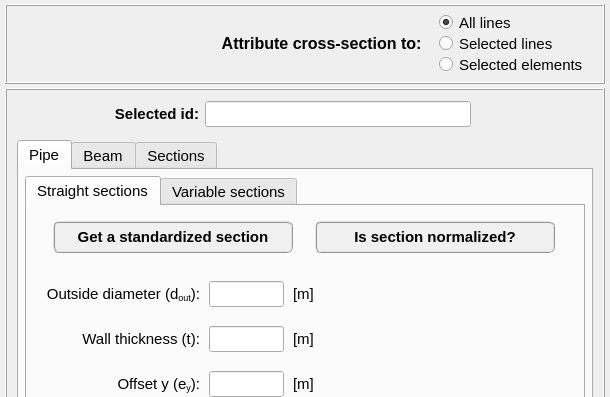
First picture: the form in data/user_input/ui/Model/Setup/Structural/cross_section_inputs.ui, repository open-pulse/OpenPulse, before the edit; both pictures show x 0 to 610 and y 0 to 397 of the 610 by 627 pixel window.
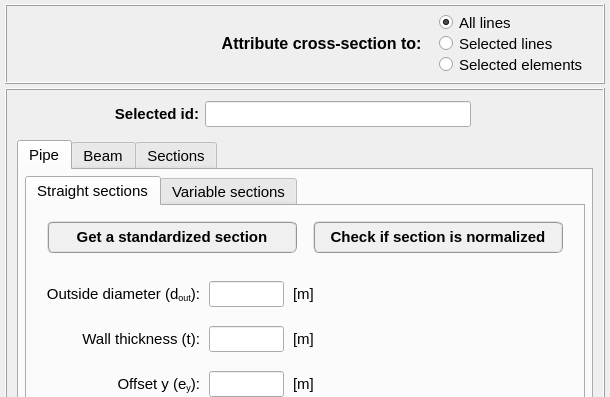
Second picture: the form after the edit. Icons and pictures are not drawn.

Commit message: Adds standard section checks

```diff
--- a/data/user_input/ui/Model/Setup/Structural/cross_section_inputs.ui
+++ b/data/user_input/ui/Model/Setup/Structural/cross_section_inputs.ui
@@ -761,13 +761,13 @@
                      <widget class="QPushButton" name="pushButton_select_standard_section">
                       <property name="minimumSize">
                        <size>
-                        <width>240</width>
+                        <width>250</width>
                         <height>32</height>
                        </size>
                       </property>
                       <property name="maximumSize">
                        <size>
-                        <width>240</width>
+                        <width>250</width>
                         <height>32</height>
                        </size>
                       </property>
@@ -794,13 +794,13 @@
                      <widget class="QPushButton" name="pushButton_check_if_section_is_normalized">
                       <property name="minimumSize">
                        <size>
-                        <width>240</width>
+                        <width>250</width>
                         <height>32</height>
                        </size>
                       </property>
                       <property name="maximumSize">
                        <size>
-                        <width>240</width>
+                        <width>250</width>
                         <height>32</height>
                        </size>
                       </property>
@@ -819,7 +819,7 @@
 QPushButton:pressed{border-radius: 6px; border-color: rgb(0, 170, 255); border-style: ridge; border-width: 3px; color: rgb(0, 0, 0); background-color: rgb(174, 213, 255); font: 75 bold 11pt &quot;MS Shell Dlg 2&quot;}</string>
                       </property>
                       <property name="text">
-                       <string>Is section normalized?</string>
+                       <string>Check if section is normalized</string>
                       </property>
                      </widget>
                     </item>
```
Left out of the diff: 40 changed lines with no effect on the pictures. The commit also changes 4 other files.
